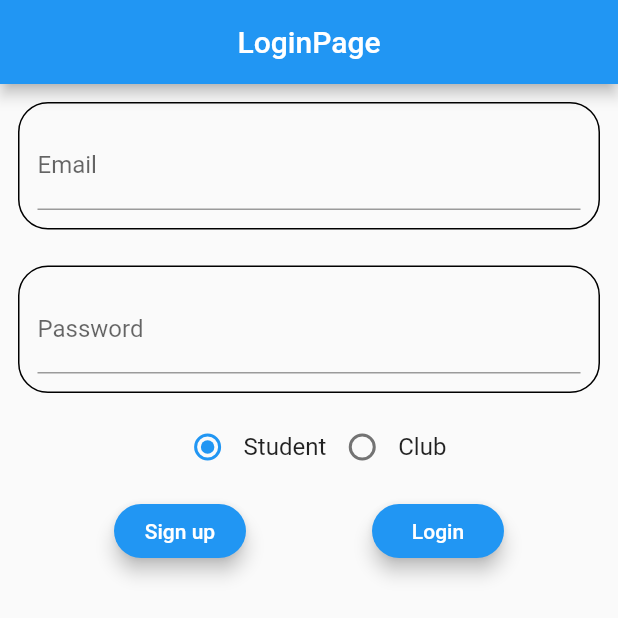
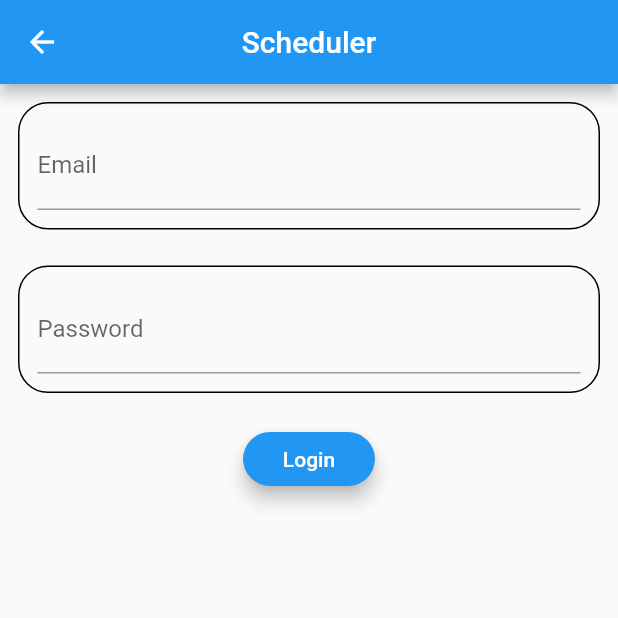
Before and after one commit to vish198910/club, a Flutter app: the screen it shows after launch, after a tap on "Login", on a phone screen of 412 x 824 dp, the top half of it. Run offline on Flutter 3.47's test engine with Material 2 defaults, Android fonts, the phone set to English and light mode, and no system bars; our stand-ins replace cloud_firestore, firebase_auth, firebase_core, rxdart; accounts and stored records are empty; network calls fail.

Commit message:
Login and Signups users are separated according to students and clubs

```diff
--- a/lib/dashboard.dart
+++ b/lib/dashboard.dart
@@ -1,7 +1,7 @@
 import 'package:flutter/material.dart';
 
 import './allusers.dart';
-import './admin.dart';
+
 
 import 'services/usermngmt.dart';
 
--- a/lib/login_page.dart
+++ b/lib/login_page.dart
@@ -1,3 +1,5 @@
+import 'package:cloud_firestore/cloud_firestore.dart';
+import 'package:club/sign_up.dart';
 import 'package:flutter/material.dart';
 import './allusers.dart';
 
@@ -9,10 +11,12 @@ class LoginPage extends StatefulWidget {
 }
 
 class _LoginPageState extends State<LoginPage> {
+  CollectionReference users = FirebaseFirestore.instance.collection('users');
   TextEditingController emailController = new TextEditingController();
   TextEditingController passwordController = new TextEditingController();
 
   int _radioValue = 0;
+  String role = "Student";
 
   void _handleRadioValueChange(int value) {
     //0 denotes Student
@@ -22,8 +26,10 @@ class _LoginPageState extends State<LoginPage> {
 
       switch (_radioValue) {
         case 0:
+          role = "Student";
           break;
         case 1:
+          role = "Club";
           break;
       }
     });
@@ -33,10 +39,11 @@ class _LoginPageState extends State<LoginPage> {
   Widget build(BuildContext context) {
     return new Scaffold(
       appBar: AppBar(
-        title: Text('LoginPage'),
+        title: Text('Scheduler'),
         centerTitle: true,
       ),
-      body: Center(
+      body: SingleChildScrollView(
+        child: Center(
           child: Column(
             children: [
               Padding(
@@ -73,6 +80,14 @@ class _LoginPageState extends State<LoginPage> {
                   ),
                 ),
               ),
+              Container(
+                width: double.infinity,
+                child: Center(
+                    child: Text(
+                  "What resembles you the most?",
+                  style: TextStyle(fontSize: 20),
+                )),
+              ),
               new Row(
                 mainAxisAlignment: MainAxisAlignment.center,
                 children: [
@@ -82,7 +97,7 @@ class _LoginPageState extends State<LoginPage> {
                     onChanged: _handleRadioValueChange,
                   ),
                   new Text(
-                  'Student',
+                    "Student",
                     style: new TextStyle(fontSize: 16.0),
                   ),
                   new Radio(
@@ -98,9 +113,6 @@ class _LoginPageState extends State<LoginPage> {
                   ),
                 ],
               ),
-            Row(
-              mainAxisAlignment: MainAxisAlignment.spaceEvenly,
-              children: [
               ButtonTheme(
                 shape: RoundedRectangleBorder(
                     borderRadius: BorderRadius.circular(30)),
@@ -114,6 +126,33 @@ class _LoginPageState extends State<LoginPage> {
                             .createUserWithEmailAndPassword(
                                 email: emailController.text,
                                 password: passwordController.text);
+                        if (_radioValue == 0) {
+                          var usersType =
+                              users.doc("students").collection("students");
+                          usersType
+                              .add({
+                                'name': userCredential.user.displayName,
+                                'email': userCredential.user.email, // John Doe
+                                'uid': userCredential.user.uid,
+                                'type': role // Stokes and Sons // 42
+                              })
+                              .then((value) => print("User Added"))
+                              .catchError((error) =>
+                                  print("Failed to add user: $error"));
+                        } else {
+                          var usersType =
+                              users.doc("clubs").collection("clubs");
+                          usersType
+                              .add({
+                                'name': userCredential.user.displayName,
+                                'email': userCredential.user.email, // John Doe
+                                'uid': userCredential.user.uid,
+                                'type': role // Stokes and Sons // 42
+                              })
+                              .then((value) => print("User Added"))
+                              .catchError((error) =>
+                                  print("Failed to add user: $error"));
+                        }
                       } on FirebaseAuthException catch (e) {
                         if (e.code == 'weak-password') {
                           print('The password provided is too weak.');
@@ -131,6 +170,14 @@ class _LoginPageState extends State<LoginPage> {
                   ),
                 ),
               ),
+              Container(
+                width: double.infinity,
+                child: Center(
+                    child: Text(
+                  "Already a user? Login Here",
+                  style: TextStyle(fontSize: 15),
+                )),
+              ),
               ButtonTheme(
                 shape: RoundedRectangleBorder(
                   borderRadius: BorderRadius.circular(30),
@@ -138,20 +185,11 @@ class _LoginPageState extends State<LoginPage> {
                 child: Padding(
                   padding: const EdgeInsets.all(8.0),
                   child: RaisedButton(
-                      onPressed: () async {
-                        try {
-                          UserCredential userCredential = await FirebaseAuth
-                              .instance
-                              .signInWithEmailAndPassword(
-                                  email: emailController.text,
-                                  password: passwordController.text);
-                        } on FirebaseAuthException catch (e) {
-                          if (e.code == 'user-not-found') {
-                            print('No user found for that email.');
-                          } else if (e.code == 'wrong-password') {
-                            print('Wrong password provided for that user.');
-                          }
-                        }
+                    onPressed: () {
+                      Navigator.push(context,
+                          MaterialPageRoute(builder: (context) {
+                        return SignUpPage();
+                      }));
                     },
                     elevation: 5.0,
                     color: Colors.blue,
@@ -162,7 +200,6 @@ class _LoginPageState extends State<LoginPage> {
               ),
             ],
           ),
-          ],
         ),
       ),
     );
--- a/lib/services/usermngmt.dart
+++ b/lib/services/usermngmt.dart
@@ -1,5 +1,3 @@
-import 'package:cloud_firestore/cloud_firestore.dart';
-
 import 'package:flutter/widgets.dart';
 
 import 'package:flutter/material.dart';
@@ -10,7 +8,6 @@ import 'package:firebase_auth/firebase_auth.dart';
 
 import '../login_page.dart';
 import '../dashboard.dart';
-import '../admin.dart';
 
 class UserManagement {
   BehaviorSubject currentUser = BehaviorSubject<String>();
@@ -20,6 +17,7 @@ class UserManagement {
       stream: FirebaseAuth.instance.authStateChanges(),
       builder: (BuildContext context, snapshot) {
         if (snapshot.hasData) {
+          print("id");
           print(snapshot.data.uid);
           currentUser.add(snapshot.data.uid);
           return DashboardPage();
@@ -32,25 +30,4 @@ class UserManagement {
   signOut() {
     FirebaseAuth.instance.signOut();
   }
-
-  // authorizeAdmin(BuildContext context) {
-  //   var user = FirebaseAuth.instance.currentUser;
-
-  //   FirebaseFirestore.instance
-  //       .collection("users")
-  //       .where("uid", isEqualTo: user.uid)
-  //       .get()
-  //       .then((cloudDocs) {
-  //     if (cloudDocs.docs[0].exists) {
-  //       if (cloudDocs.docs[0].data()["role"] == 'admin') {
-  //         Navigator.push(
-  //             context,
-  //             new MaterialPageRoute(
-  //                 builder: (BuildContext context) => new AdminPage()));
-  //       } else {
-  //         print('Not Authorized');
-  //       }
-  //     }
-  //   });
-  // }
 }
--- /dev/null
+++ b/lib/sign_up.dart
@@ -0,0 +1,95 @@
+import 'package:cloud_firestore/cloud_firestore.dart';
+import 'package:flutter/material.dart';
+import './allusers.dart';
+
+import 'package:firebase_auth/firebase_auth.dart';
+
+class SignUpPage extends StatefulWidget {
+  @override
+  _SignUpPageState createState() => _SignUpPageState();
+}
+
+class _SignUpPageState extends State<SignUpPage> {
+  CollectionReference users = FirebaseFirestore.instance.collection('users');
+  TextEditingController emailController = new TextEditingController();
+  TextEditingController passwordController = new TextEditingController();
+
+  @override
+  Widget build(BuildContext context) {
+    return new Scaffold(
+      appBar: AppBar(
+        title: Text('Scheduler'),
+        centerTitle: true,
+      ),
+      body: Center(
+        child: Column(
+          children: [
+            Padding(
+              padding: const EdgeInsets.all(12.0),
+              child: Container(
+                decoration: BoxDecoration(
+                  borderRadius: BorderRadius.circular(20),
+                  border: Border.all(color: Colors.black),
+                ),
+                padding: EdgeInsets.all(12),
+                child: TextFormField(
+                  decoration: InputDecoration(
+                    hintText: "Enter your Email",
+                    labelText: "Email",
+                  ),
+                  controller: emailController,
+                ),
+              ),
+            ),
+            Padding(
+              padding: const EdgeInsets.all(12.0),
+              child: Container(
+                decoration: BoxDecoration(
+                  border: Border.all(color: Colors.black),
+                  borderRadius: BorderRadius.circular(20),
+                ),
+                padding: EdgeInsets.all(12),
+                child: TextFormField(
+                  controller: passwordController,
+                  decoration: InputDecoration(
+                    hintText: "Enter your Password",
+                    labelText: "Password",
+                  ),
+                ),
+              ),
+            ),
+            ButtonTheme(
+              shape: RoundedRectangleBorder(
+                borderRadius: BorderRadius.circular(30),
+              ),
+              child: Padding(
+                padding: const EdgeInsets.all(8.0),
+                child: RaisedButton(
+                  onPressed: () async {
+                    try {
+                      UserCredential userCredential = await FirebaseAuth
+                          .instance
+                          .signInWithEmailAndPassword(
+                              email: emailController.text,
+                              password: passwordController.text);
+                    } on FirebaseAuthException catch (e) {
+                      if (e.code == 'user-not-found') {
+                        print('No user found for that email.');
+                      } else if (e.code == 'wrong-password') {
+                        print('Wrong password provided for that user.');
+                      }
+                    }
+                  },
+                  elevation: 5.0,
+                  color: Colors.blue,
+                  textColor: Colors.white,
+                  child: Text('Login'),
+                ),
+              ),
+            ),
+          ],
+        ),
+      ),
+    );
+  }
+}
```
Also changed, not shown: lib/admin.dart (deleted, +0 -18 lines). Lines whose indentation alone changed are shown as unchanged.
